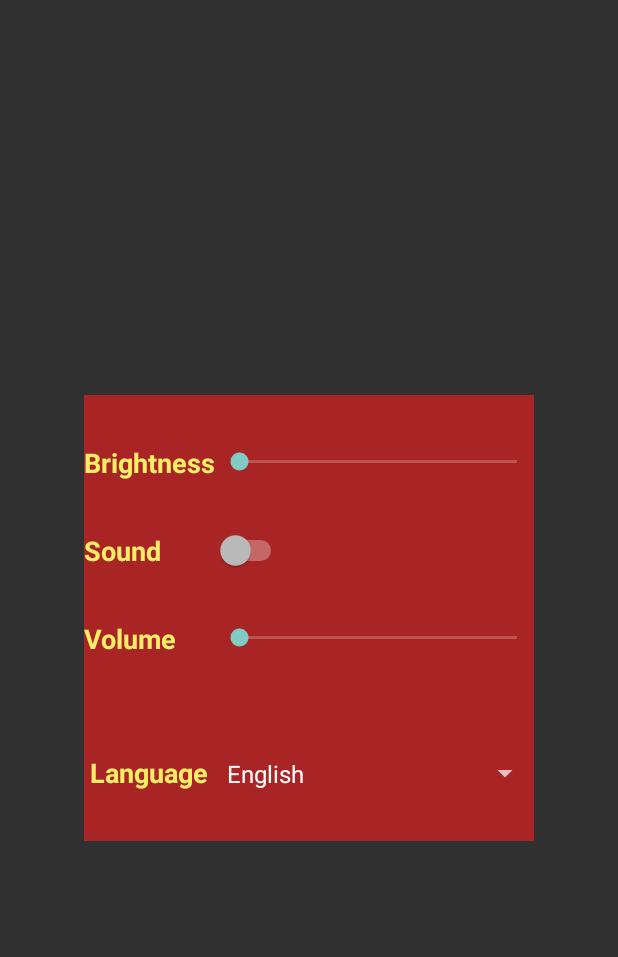
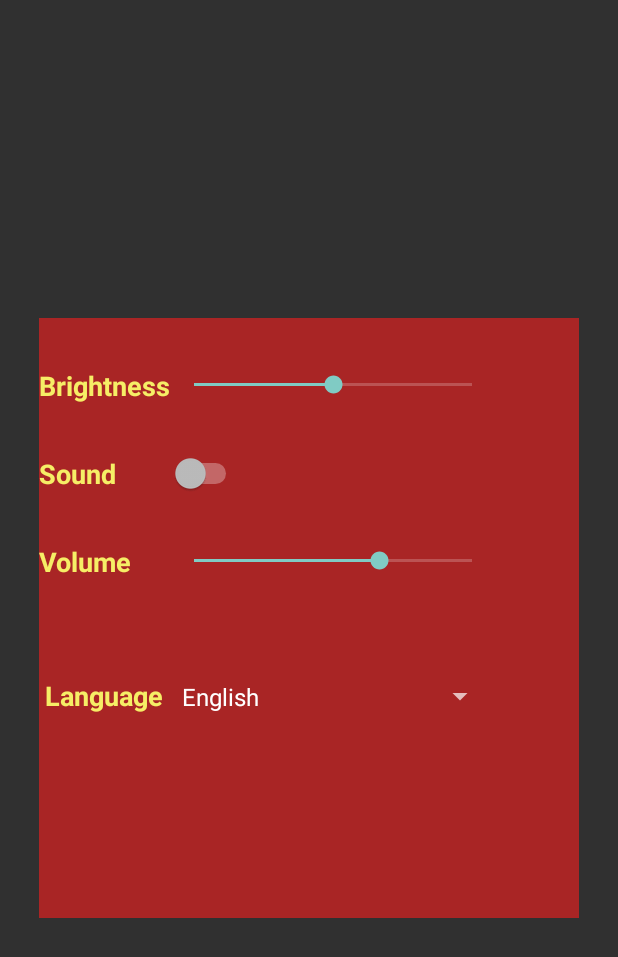
Before and after one commit to AndriiSytnyk13/futurama_project, an Android app: the layout settings_dialog.xml on its own in the app's theme, with its tools: preview values and no code run, on a phone screen of 412 x 824 dp. Shown: the top 957 px of the screen. Run offline under Robolectric (Android 15) with nearby library versions, the phone set to English and light mode, and no system bars.

Commit message:
Updated Seekbars from settings_dialog.xml.

```diff
--- a/app/src/main/java/com/example/futuramaproject/view/MainMenuFragment.java
+++ b/app/src/main/java/com/example/futuramaproject/view/MainMenuFragment.java
@@ -59,8 +59,6 @@ public class MainMenuFragment extends Fragment {
         });
     }
 
-
-
     private void onAboutClick() {
         aboutButton.setOnClickListener(view ->
                 Navigation.findNavController(view).navigate(R.id.action_mainMenuFragment_to_aboutFragment));
--- a/app/src/main/res/layout/settings_dialog.xml
+++ b/app/src/main/res/layout/settings_dialog.xml
@@ -2,8 +2,8 @@
 <GridLayout xmlns:android="http://schemas.android.com/apk/res/android"
     xmlns:app="http://schemas.android.com/apk/res-auto"
     xmlns:tools="http://schemas.android.com/tools"
-    android:layout_width="300dp"
-    android:layout_height="297dp"
+    android:layout_width="360dp"
+    android:layout_height="400dp"
     android:background="@color/red"
     android:columnCount="2"
     android:rowCount="4"
@@ -27,6 +27,8 @@
         android:layout_height="90dp"
         android:layout_row="0"
         android:layout_column="1"
+        android:max="100"
+        android:progress="50"
         android:outlineSpotShadowColor="@color/yellow"
         android:scrollbarSize="18sp" />
 
@@ -69,6 +71,8 @@
         android:layout_height="90dp"
         android:layout_row="2"
         android:layout_column="1"
+        android:max="15"
+        android:progress="10"
         android:outlineSpotShadowColor="@color/yellow"
         android:scrollbarSize="18sp"
         />
```
